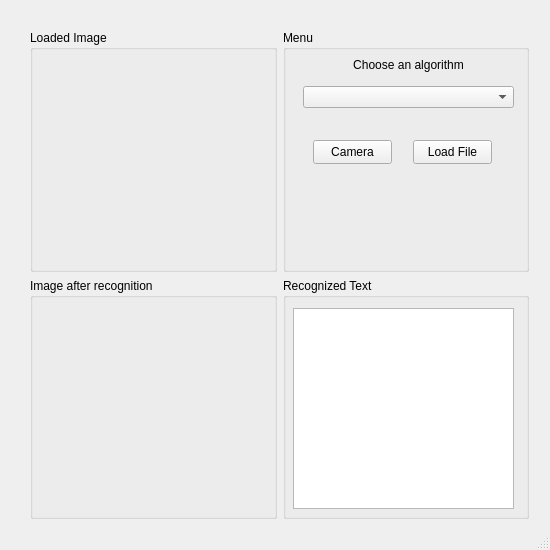
Qt form gui/MainWindow.ui (218478/VariousMLTforOCR) before a commit.
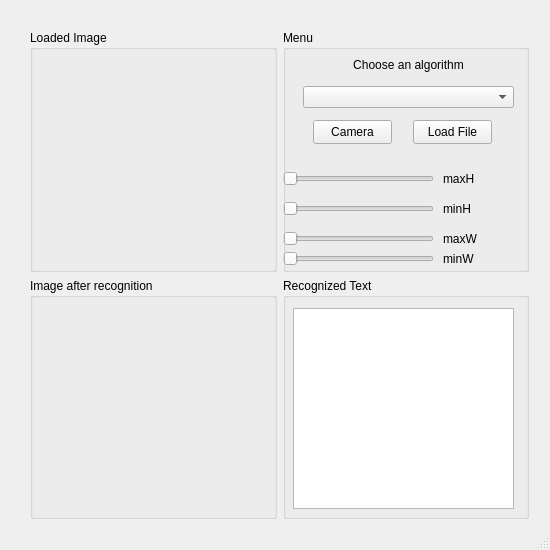
The same form after that commit.

What changed in the file:
```diff
--- a/gui/MainWindow.ui
+++ b/gui/MainWindow.ui
@@ -66,7 +66,7 @@
         <property name="geometry">
          <rect>
           <x>130</x>
-          <y>110</y>
+          <y>90</y>
           <width>79</width>
           <height>24</height>
          </rect>
@@ -82,7 +82,7 @@
         <property name="geometry">
          <rect>
           <x>30</x>
-          <y>110</y>
+          <y>90</y>
           <width>79</width>
           <height>24</height>
          </rect>
@@ -119,6 +119,134 @@
          </item>
         </layout>
        </widget>
+       <widget class="QSlider" name="horizontalSliderMaxH">
+        <property name="geometry">
+         <rect>
+          <x>0</x>
+          <y>140</y>
+          <width>151</width>
+          <height>18</height>
+         </rect>
+        </property>
+        <property name="minimum">
+         <number>100</number>
+        </property>
+        <property name="maximum">
+         <number>400</number>
+        </property>
+        <property name="orientation">
+         <enum>Qt::Horizontal</enum>
+        </property>
+       </widget>
+       <widget class="QSlider" name="horizontalSliderMinH">
+        <property name="geometry">
+         <rect>
+          <x>0</x>
+          <y>170</y>
+          <width>151</width>
+          <height>18</height>
+         </rect>
+        </property>
+        <property name="minimum">
+         <number>100</number>
+        </property>
+        <property name="maximum">
+         <number>400</number>
+        </property>
+        <property name="orientation">
+         <enum>Qt::Horizontal</enum>
+        </property>
+       </widget>
+       <widget class="QSlider" name="horizontalSliderMaxW">
+        <property name="geometry">
+         <rect>
+          <x>0</x>
+          <y>200</y>
+          <width>151</width>
+          <height>18</height>
+         </rect>
+        </property>
+        <property name="minimum">
+         <number>10</number>
+        </property>
+        <property name="maximum">
+         <number>80</number>
+        </property>
+        <property name="orientation">
+         <enum>Qt::Horizontal</enum>
+        </property>
+       </widget>
+       <widget class="QSlider" name="horizontalSliderMinW">
+        <property name="geometry">
+         <rect>
+          <x>0</x>
+          <y>220</y>
+          <width>151</width>
+          <height>18</height>
+         </rect>
+        </property>
+        <property name="minimum">
+         <number>10</number>
+        </property>
+        <property name="maximum">
+         <number>80</number>
+        </property>
+        <property name="orientation">
+         <enum>Qt::Horizontal</enum>
+        </property>
+       </widget>
+       <widget class="QLabel" name="labelMaxH">
+        <property name="geometry">
+         <rect>
+          <x>160</x>
+          <y>140</y>
+          <width>41</width>
+          <height>17</height>
+         </rect>
+        </property>
+        <property name="text">
+         <string>maxH</string>
+        </property>
+       </widget>
+       <widget class="QLabel" name="labelMinH">
+        <property name="geometry">
+         <rect>
+          <x>160</x>
+          <y>170</y>
+          <width>41</width>
+          <height>17</height>
+         </rect>
+        </property>
+        <property name="text">
+         <string>minH</string>
+        </property>
+       </widget>
+       <widget class="QLabel" name="labelMaxW">
+        <property name="geometry">
+         <rect>
+          <x>160</x>
+          <y>200</y>
+          <width>41</width>
+          <height>17</height>
+         </rect>
+        </property>
+        <property name="text">
+         <string>maxW</string>
+        </property>
+       </widget>
+       <widget class="QLabel" name="labelMinW">
+        <property name="geometry">
+         <rect>
+          <x>160</x>
+          <y>220</y>
+          <width>41</width>
+          <height>17</height>
+         </rect>
+        </property>
+        <property name="text">
+         <string>minW</string>
+        </property>
+       </widget>
       </widget>
      </item>
      <item row="1" column="0">
```
